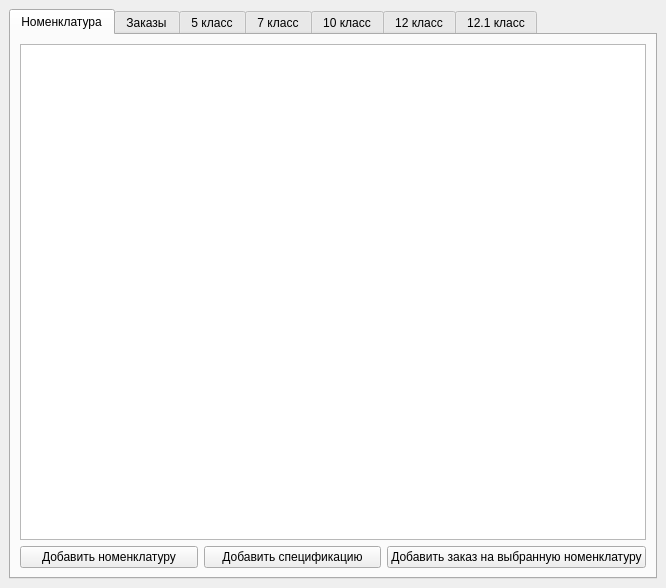
Above: design.ui from iparinile/workload_knitting_machines before the change. Below: the same form after it.
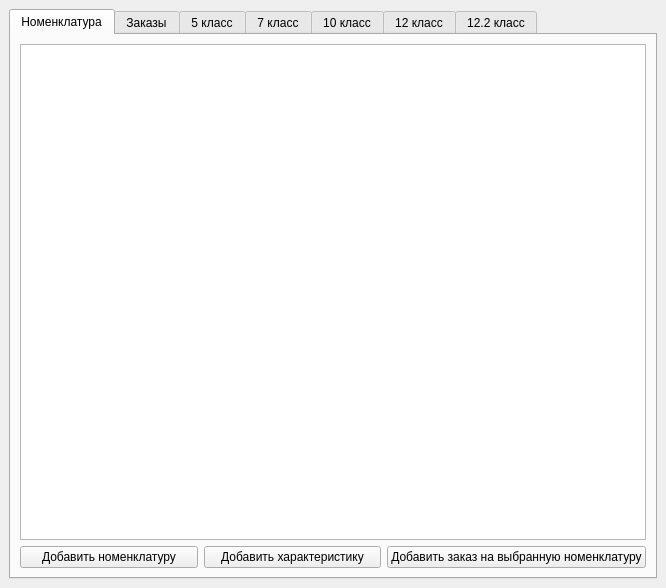
That is the form after the change.

Diff of the .ui file:
```diff
--- a/design.ui
+++ b/design.ui
@@ -17,6 +17,15 @@
    <layout class="QGridLayout" name="gridLayout">
     <item row="0" column="0">
      <widget class="QTabWidget" name="tabWidget">
+      <property name="cursor">
+       <cursorShape>ArrowCursor</cursorShape>
+      </property>
+      <property name="contextMenuPolicy">
+       <enum>Qt::DefaultContextMenu</enum>
+      </property>
+      <property name="autoFillBackground">
+       <bool>false</bool>
+      </property>
       <property name="currentIndex">
        <number>0</number>
       </property>
@@ -45,7 +54,7 @@
         <item row="2" column="1">
          <widget class="QPushButton" name="pushButton_add_specification">
           <property name="text">
-           <string>Добавить спецификацию</string>
+           <string>Добавить характеристику</string>
           </property>
          </widget>
         </item>
@@ -103,7 +112,7 @@
       </widget>
       <widget class="QWidget" name="tab_12_1_grade">
        <attribute name="title">
-        <string>12.1 класс</string>
+        <string>12.2 класс</string>
        </attribute>
        <layout class="QGridLayout" name="gridLayout_8">
         <item row="0" column="0">
```
Left out of the diff: 14 changed lines with no effect on the pictures.
